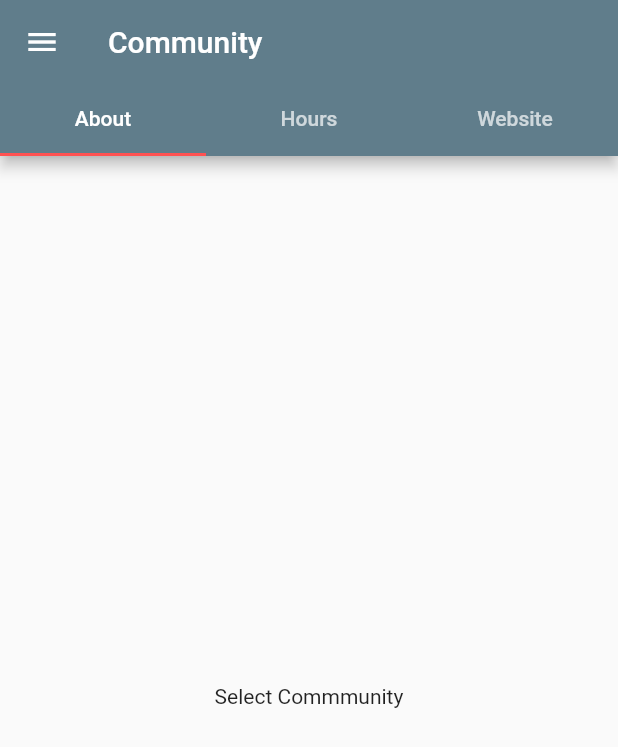
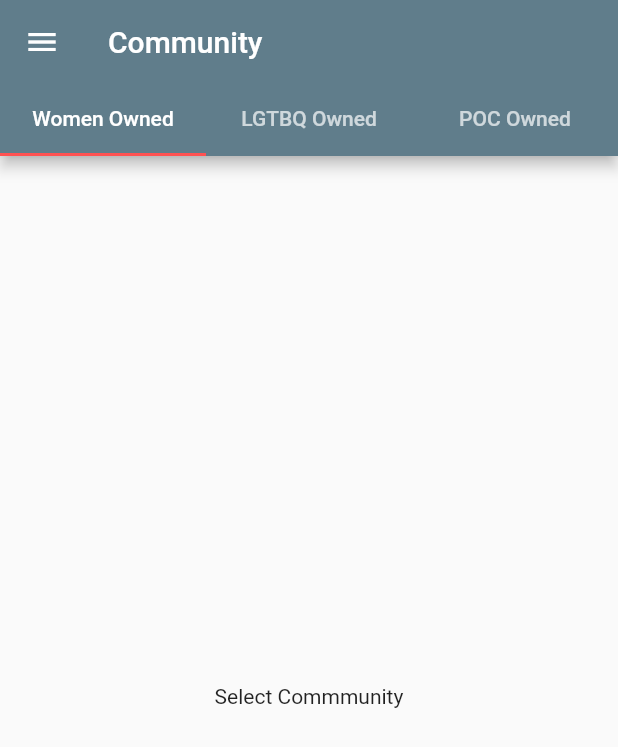
Before and after one commit to s0njablade/Vecinos-Front-End, a Flutter app: the CommunityPage screen opened directly, on a phone screen of 412 x 824 dp. Shown: the top 747 px of the screen. Run offline on Flutter 3.47's test engine with Material 2 defaults, Android fonts, the phone set to English and light mode, and no system bars.

Commit message:
edited tabs to reflect the section

```diff
--- a/lib/pages/community.dart
+++ b/lib/pages/community.dart
@@ -5,6 +5,7 @@ import './businesses.dart';
 class CommunityPage extends StatelessWidget {
   @override
   Widget build(BuildContext context) {
+
     return DefaultTabController(
       length: 2,
       child: Scaffold(
@@ -46,16 +47,15 @@ class CommunityPage extends StatelessWidget {
       appBar: AppBar(
         title: Text('Community'),
         bottom: TabBar(tabs: <Widget>[
-            Tab(text: 'About'),
-            Tab(text: 'Hours'),
-            Tab(text: 'Website'),
+          Tab(text: 'Women Owned'),
+          Tab(text: 'LGTBQ Owned'),
+          Tab(text: 'POC Owned'),
         ]),
       ),
       body: Center(
         child: Text('Select Commmunity'),
       ),
-      ),
-    );
+    ),);
     //     body: Center(
     //       child: RaisedButton(
     //         child: Text('Back'),
```
Lines whose indentation alone changed are shown as unchanged.
